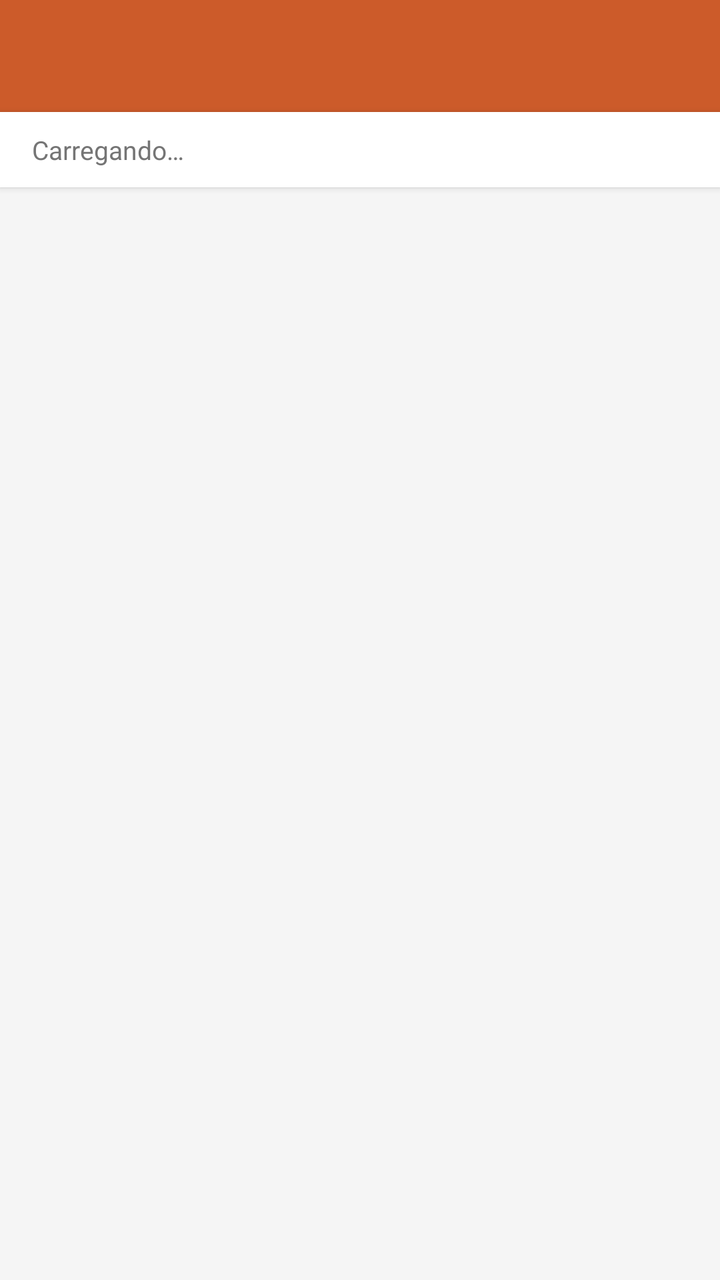
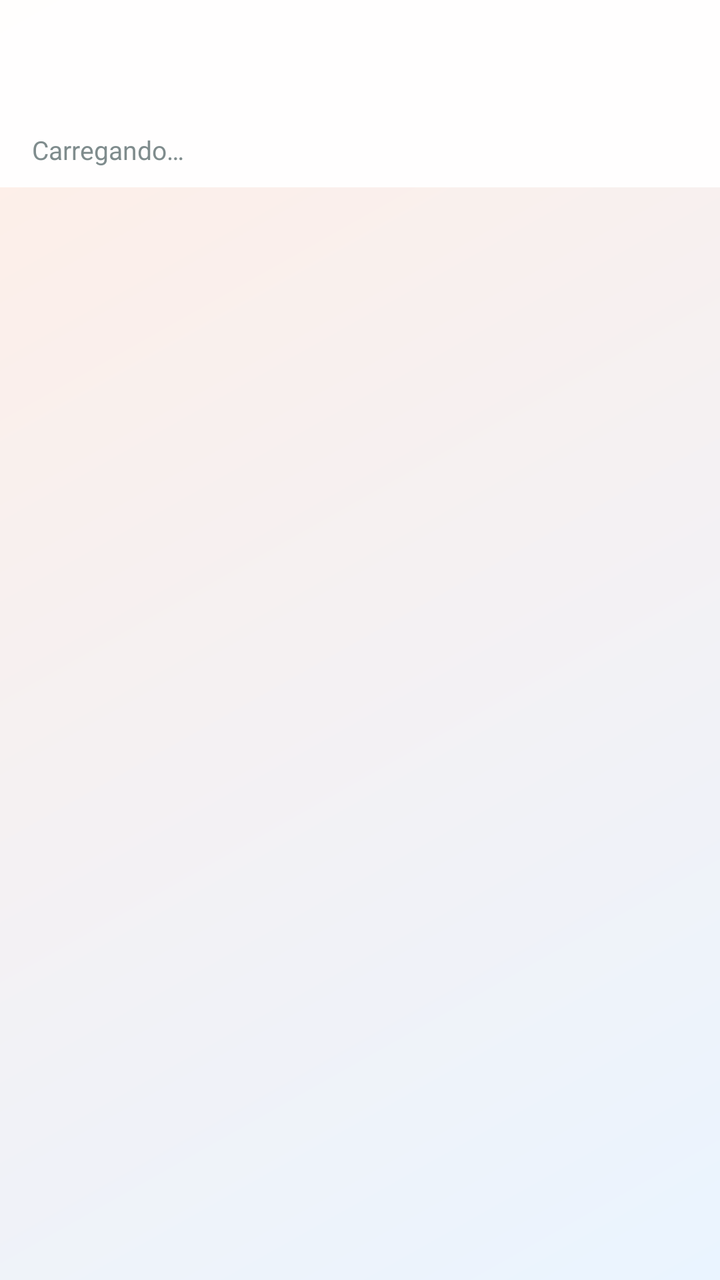

An Android layout rendered at two revisions. The XML below is the earlier revision; the diff shows what the commit changed to produce the second picture.
<!-- AndroidManifest.xml: application theme Theme.Inventario.NoBar -->
<!-- res/layout/activity_historico.xml -->
<?xml version="1.0" encoding="utf-8"?>
<LinearLayout xmlns:android="http://schemas.android.com/apk/res/android"
    xmlns:app="http://schemas.android.com/apk/res-auto"
    android:layout_width="match_parent"
    android:layout_height="match_parent"
    android:orientation="vertical"
    android:background="@color/screenBackground"
    android:fitsSystemWindows="true">

    <androidx.appcompat.widget.Toolbar
        android:id="@+id/toolbar"
        android:layout_width="match_parent"
        android:layout_height="wrap_content"
        android:minHeight="?attr/actionBarSize"
        android:background="?attr/colorPrimary"
        android:theme="@style/ThemeOverlay.AppCompat.Dark.ActionBar"
        app:popupTheme="@style/ThemeOverlay.AppCompat.Light" />

    <LinearLayout
        android:layout_width="match_parent"
        android:layout_height="wrap_content"
        android:orientation="horizontal"
        android:background="@color/cardBackground"
        android:paddingHorizontal="16dp"
        android:paddingVertical="10dp"
        android:elevation="2dp">

        <TextView
            android:id="@+id/tvTotalHistorico"
            android:layout_width="0dp"
            android:layout_height="wrap_content"
            android:layout_weight="1"
            android:text="Carregando…"
            android:textSize="13sp"
            android:textColor="@color/textSecondary" />

        <ProgressBar
            android:id="@+id/progressBar"
            style="?android:attr/progressBarStyleSmall"
            android:layout_width="24dp"
            android:layout_height="24dp"
            android:visibility="gone" />

    </LinearLayout>

    <androidx.recyclerview.widget.RecyclerView
        android:id="@+id/recycler"
        android:layout_width="match_parent"
        android:layout_height="0dp"
        android:layout_weight="1"
        android:paddingTop="8dp"
        android:paddingBottom="8dp"
        android:clipToPadding="false" />

    <TextView
        android:id="@+id/tvVazio"
        android:layout_width="match_parent"
        android:layout_height="0dp"
        android:layout_weight="1"
        android:gravity="center"
        android:text="Nenhuma consolidação registrada para este depósito"
        android:textColor="@color/textSecondary"
        android:textSize="14sp"
        android:visibility="gone" />

</LinearLayout>
<!-- resources referenced by this layout -->
<resources>
  <color name="cardBackground">#FFFFFF</color>
  <color name="screenBackground">#F5F5F5</color>
  <color name="textSecondary">#757575</color>
  <style name="Theme.Inventario.NoBar" parent="Theme.MaterialComponents.DayNight.NoActionBar">
          <item name="colorPrimary">@color/colorPrimary</item>
          <item name="colorPrimaryVariant">@color/colorPrimaryDark</item>
          <item name="colorOnPrimary">#FFFFFF</item>
          <item name="colorSecondary">@color/colorAccent</item>
          <item name="colorOnSecondary">#FFFFFF</item>
          <item name="android:windowBackground">@color/screenBackground</item>
          <item name="android:statusBarColor">@color/colorPrimaryDark</item>
      </style>
  <color name="colorPrimary">#CC5B2A</color>
  <color name="colorPrimaryDark">#A04520</color>
  <color name="colorAccent">#E07040</color>
</resources>

<!-- the commit's change to res/layout/activity_historico.xml (unified diff, before → after) -->
@@ -4,7 +4,7 @@
     android:layout_width="match_parent"
     android:layout_height="match_parent"
     android:orientation="vertical"
-    android:background="@color/screenBackground"
+    android:background="@drawable/bg_gradient"
     android:fitsSystemWindows="true">
 
     <androidx.appcompat.widget.Toolbar
@@ -12,18 +12,18 @@
         android:layout_width="match_parent"
         android:layout_height="wrap_content"
         android:minHeight="?attr/actionBarSize"
-        android:background="?attr/colorPrimary"
-        android:theme="@style/ThemeOverlay.AppCompat.Dark.ActionBar"
+        android:background="@color/glassToolbarFill"
+        android:elevation="0dp"
+        android:theme="@style/Theme.Inventario.ToolbarOverlay"
         app:popupTheme="@style/ThemeOverlay.AppCompat.Light" />
 
     <LinearLayout
         android:layout_width="match_parent"
         android:layout_height="wrap_content"
         android:orientation="horizontal"
-        android:background="@color/cardBackground"
+        android:background="@color/glassToolbarFill"
         android:paddingHorizontal="16dp"
-        android:paddingVertical="10dp"
-        android:elevation="2dp">
+        android:paddingVertical="10dp">
 
         <TextView
             android:id="@+id/tvTotalHistorico"
<!-- resource entries referenced after the edit -->
@@ -1,8 +1,18 @@
 <!-- resources referenced by this layout -->
 <resources>
-  <color name="cardBackground">#FFFFFF</color>
-  <color name="screenBackground">#F5F5F5</color>
-  <color name="textSecondary">#757575</color>
+  <color name="glassToolbarFill">#F0FFFFFF</color>
+  <color name="screenBackground">#E8ECEF</color>
+  <color name="textSecondary">#7F8C8D</color>
+  <!-- drawable bg_gradient (drawable) -->
+  <?xml version="1.0" encoding="utf-8"?>
+  <shape xmlns:android="http://schemas.android.com/apk/res/android">
+      <gradient
+          android:startColor="@color/gradientStart"
+          android:endColor="@color/gradientEnd"
+          android:angle="315"
+          android:type="linear" />
+  </shape>
+  <style name="Theme.Inventario.ToolbarOverlay" parent="ThemeOverlay.AppCompat.Light" />
   <style name="Theme.Inventario.NoBar" parent="Theme.MaterialComponents.DayNight.NoActionBar">
           <item name="colorPrimary">@color/colorPrimary</item>
           <item name="colorPrimaryVariant">@color/colorPrimaryDark</item>
@@ -10,10 +20,12 @@
           <item name="colorSecondary">@color/colorAccent</item>
           <item name="colorOnSecondary">#FFFFFF</item>
           <item name="android:windowBackground">@color/screenBackground</item>
-          <item name="android:statusBarColor">@color/colorPrimaryDark</item>
+          <item name="android:statusBarColor">@color/gradientStart</item>
       </style>
+  <color name="gradientStart">#FFEEE6</color>
+  <color name="gradientEnd">#EAF4FF</color>
   <color name="colorPrimary">#CC5B2A</color>
   <color name="colorPrimaryDark">#A04520</color>
-  <color name="colorAccent">#E07040</color>
+  <color name="colorAccent">#FF5C23</color>
 </resources>
 
